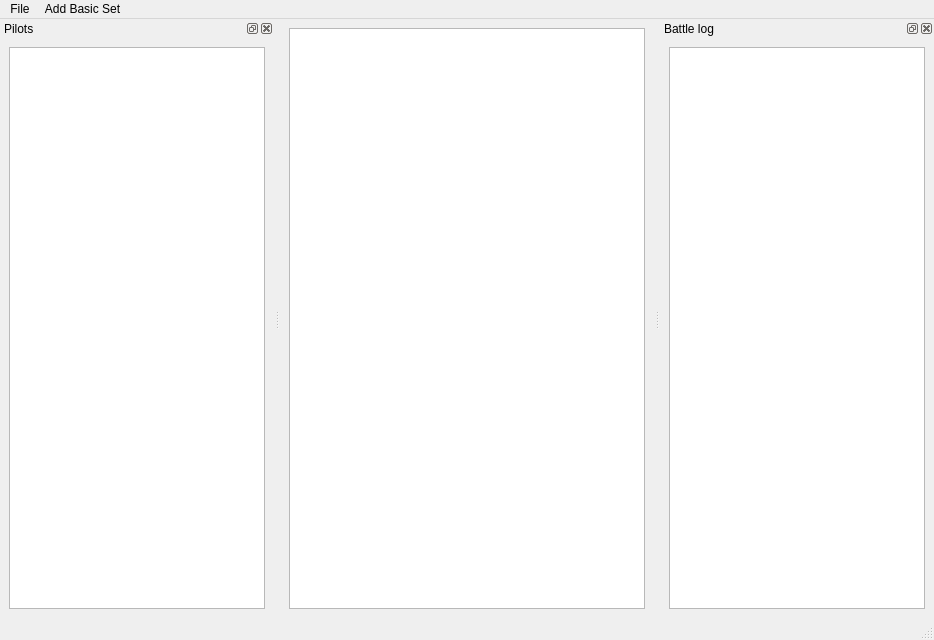
First picture: the form in Qt/battleViewerDialog.ui, repository mauriciodev/mywing, before the edit.
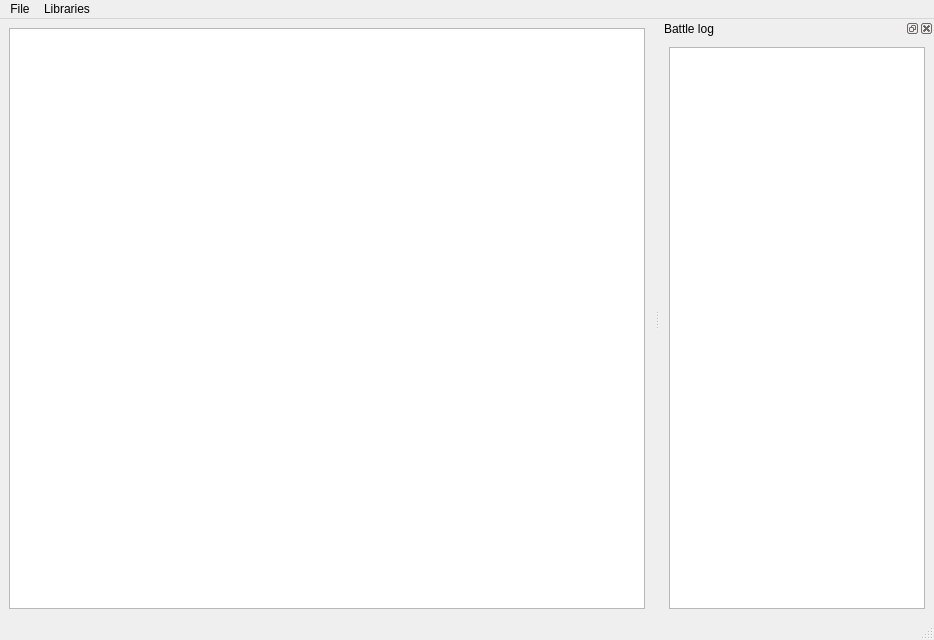
Second picture: the form after the edit.

The edit to the form file:
```diff
--- a/Qt/battleViewerDialog.ui
+++ b/Qt/battleViewerDialog.ui
@@ -50,43 +50,15 @@
     <addaction name="separator"/>
     <addaction name="actionExit"/>
    </widget>
-   <widget class="QMenu" name="menuAdd_Basic_Set">
+   <widget class="QMenu" name="menuLibraries">
     <property name="title">
-     <string>Add Basic Set</string>
+     <string>Libraries</string>
     </property>
    </widget>
    <addaction name="menuFile"/>
-   <addaction name="menuAdd_Basic_Set"/>
+   <addaction name="menuLibraries"/>
   </widget>
   <widget class="QStatusBar" name="statusbar"/>
-  <widget class="QDockWidget" name="dockWidget">
-   <property name="minimumSize">
-    <size>
-     <width>108</width>
-     <height>112</height>
-    </size>
-   </property>
-   <property name="windowTitle">
-    <string>Pilots</string>
-   </property>
-   <attribute name="dockWidgetArea">
-    <number>1</number>
-   </attribute>
-   <widget class="QWidget" name="dockWidgetContents">
-    <layout class="QGridLayout" name="gridLayout_2">
-     <item row="0" column="0">
-      <widget class="QListWidget" name="listWidget">
-       <property name="minimumSize">
-        <size>
-         <width>90</width>
-         <height>0</height>
-        </size>
-       </property>
-      </widget>
-     </item>
-    </layout>
-   </widget>
-  </widget>
   <widget class="QDockWidget" name="dockWidget_2">
    <property name="windowTitle">
     <string>Battle log</string>
```
Left out of the diff: 55 changed lines with no effect on the pictures.
